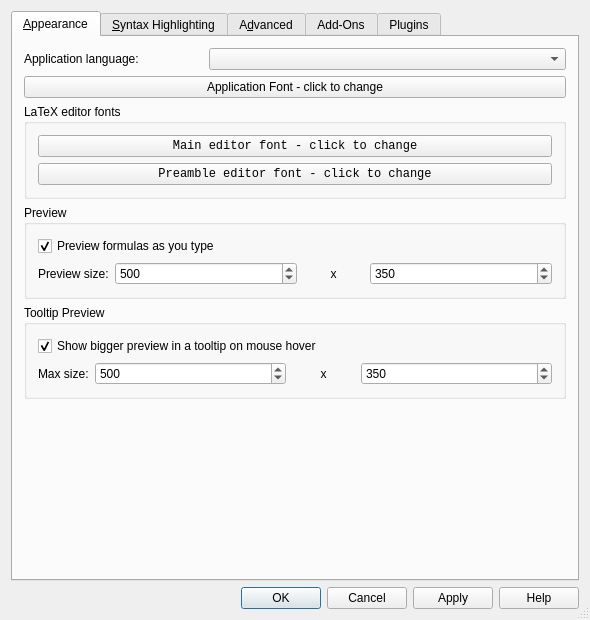
CryFeiFei/klatexformula, file src/klfsettingsui.ui: the form before one commit.
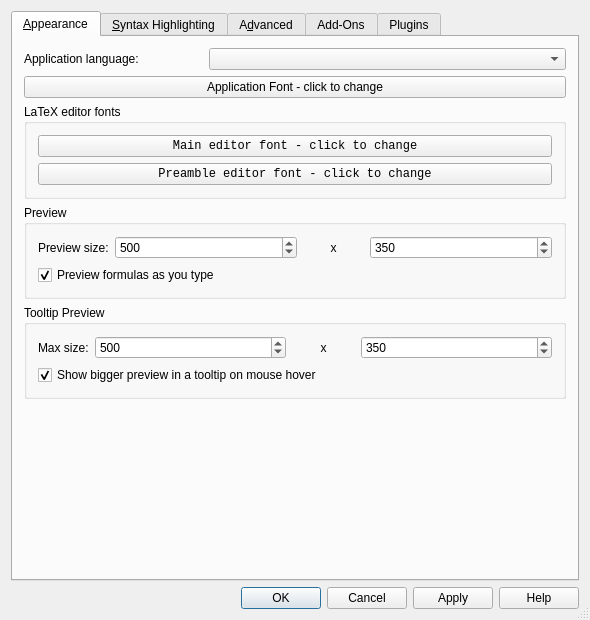
The form after the commit. Icons and pictures are not drawn. Custom widgets are drawn as their Qt base class.

What changed in the file:
```diff
--- a/src/klfsettingsui.ui
+++ b/src/klfsettingsui.ui
@@ -173,16 +173,6 @@
             </property>
            </widget>
           </item>
-          <item row="0" column="0" colspan="4">
-           <widget class="QCheckBox" name="chkEnableRealTimePreview">
-            <property name="text">
-             <string>Preview formulas as you type</string>
-            </property>
-            <property name="checked">
-             <bool>true</bool>
-            </property>
-           </widget>
-          </item>
           <item row="1" column="0">
            <widget class="QLabel" name="lblPreviewSizePrompt">
             <property name="text">
@@ -190,6 +180,16 @@
             </property>
            </widget>
           </item>
+          <item row="2" column="0" colspan="4">
+           <widget class="QCheckBox" name="chkEnableRealTimePreview">
+            <property name="text">
+             <string>Preview formulas as you type</string>
+            </property>
+            <property name="checked">
+             <bool>true</bool>
+            </property>
+           </widget>
+          </item>
          </layout>
         </widget>
        </item>
@@ -263,7 +263,7 @@
             </property>
            </widget>
           </item>
-          <item row="0" column="0" colspan="4">
+          <item row="2" column="0" colspan="4">
            <widget class="QCheckBox" name="chkEnableToolTipPreview">
             <property name="text">
              <string>Show bigger preview in a tooltip on mouse hover</string>
```
Left out of the diff: 4 changed lines with no effect on the pictures.
